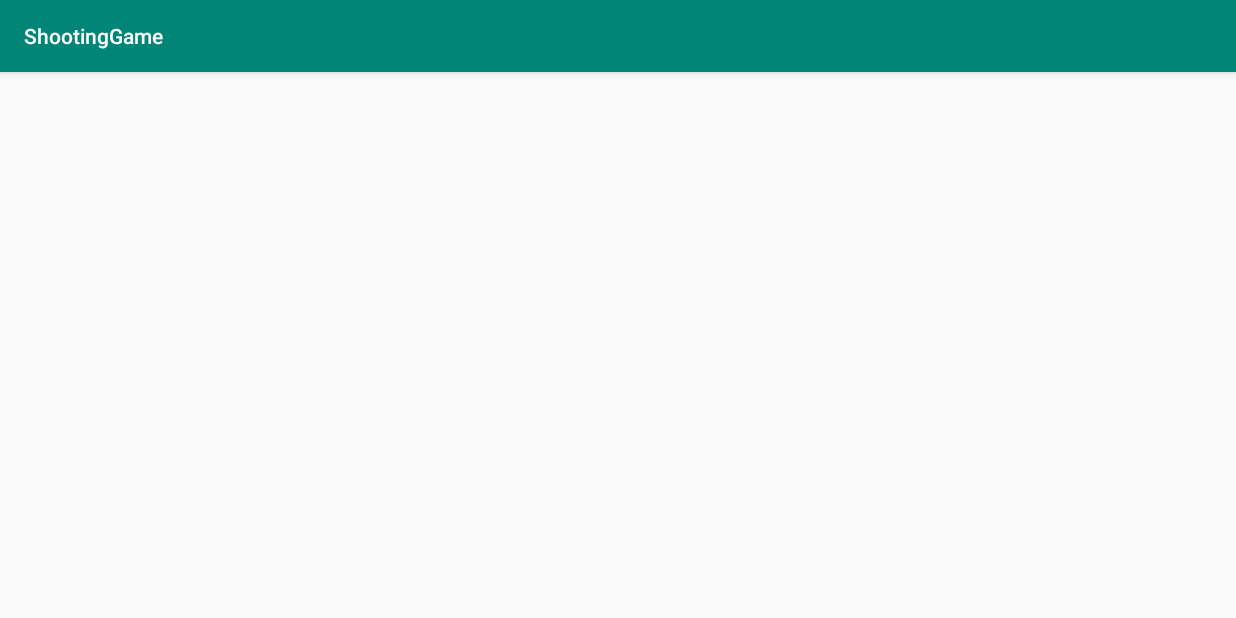
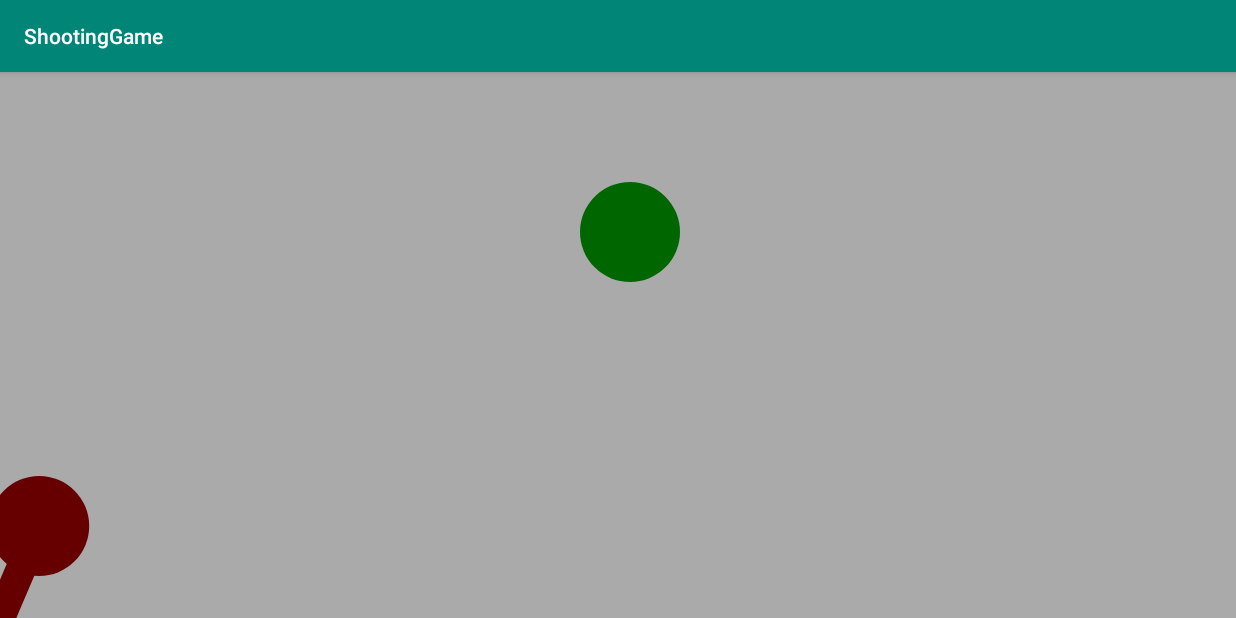
Before and after one commit to TangeniThePyGuru/ShootingGame, an Android app: the screen it shows after launch (MainActivity), on a phone screen of 824 x 412 dp (held sideways). Run offline under Robolectric (Android 15) with nearby library versions, the phone set to English and light mode, and no system bars.

Commit message:
final shooting game

```diff
--- a/app/src/main/java/com/example/shootinggame/Game.java
+++ b/app/src/main/java/com/example/shootinggame/Game.java
@@ -1,7 +1,9 @@
 package com.example.shootinggame;
 
-public class Game {
+import java.util.Random;
 
+public class Game
+{
     private double birdX;
     private double birdY;
     private double birdSpeed;
@@ -106,16 +108,21 @@ public class Game {
         return (birdX < 0 || birdY < 0) && bulletY > 1000;
     }
 
+    private int random_number(int lowerBound, int upperBound){
+        Random rand = new Random();
+        return rand.nextInt(upperBound) + lowerBound;
+    }
+
     private void initializeGame()
     {
-        double sceneWidth = 1800;
-        double sceneHeight = 1000;
-        double gunLength = 200;
+//        double sceneWidth = 480;
+        double sceneHeight = 680;
+        double gunLength = 100;
         double gunAngle = 45 + 30 * Math.random();
 
-        this.birdX = sceneWidth - 50;
-        this.birdY = sceneHeight - 50 - 400 * Math.random();
-        this.birdSpeed = 10 + 10 * Math.random();
+        this.birdX = sceneHeight - 50;
+        this.birdY = (double) random_number(150, 250);
+        this.birdSpeed = 10;
 
         this.gunX = gunLength*Math.cos(gunAngle*Math.PI/180);
         this.gunY = gunLength*Math.sin(gunAngle*Math.PI/180);
--- a/app/src/main/java/com/example/shootinggame/GameView.java
+++ b/app/src/main/java/com/example/shootinggame/GameView.java
@@ -12,18 +12,18 @@ public class GameView extends View {
     private double sceneWidth;
     private double sceneHeight;
 
-    public GameView(Context context, Game game, int sceneWidth, int sceneHeight)
+    public GameView(Context context, Game game)
     {
         super(context);
 
-        this.game = new Game();
-        // set the game width and height
-        this.sceneWidth = sceneWidth;
-        this.sceneHeight = sceneHeight;
+        this.game = game;
     }
 
     public void onDraw(Canvas canvas)
     {
+        this.sceneWidth = getWidth();
+        this.sceneHeight = getHeight();
+
         double birdX = game.getBirdX();
         double birdY = game.getBirdY();
         double bulletX = game.getBulletX();
@@ -51,5 +51,4 @@ public class GameView extends View {
         paint.setStrokeWidth(30);
         canvas.drawLine(0, (float)sceneHeight, (float)gunX, (float)(sceneHeight - gunY), paint);
     }
-
 }
--- a/app/src/main/java/com/example/shootinggame/MainActivity.java
+++ b/app/src/main/java/com/example/shootinggame/MainActivity.java
@@ -24,22 +24,7 @@ public class MainActivity extends AppCompatActivity {
         // initialise variables
         game = new Game();
 
-        // get status bar height
-        Resources res = getResources();
-
-        int statusBarHeight = 0;
-        int statusBarId = res.getIdentifier("status_bar_height", "dimen", "android");
-
-        if (statusBarId > 0)
-            statusBarHeight = res.getDimensionPixelSize(statusBarId);
-
-        Point size = new Point();
-        System.out.println(size.x+ "           " + (size.y - statusBarHeight));
-        System.out.println(size.x+ "           " + (size.y - statusBarHeight));
-        System.out.println(size.x+ "           " + (size.y - statusBarHeight));
-        System.out.println(size.x+ "           " + (size.y - statusBarHeight));
-        System.out.println(size.x+ "           " + (size.y - statusBarHeight));
-        gameView = new GameView(this, game,size.x, size.y - statusBarHeight );
+        gameView = new GameView(this, game);
         setContentView(gameView);
 
 
@@ -64,34 +49,14 @@ public class MainActivity extends AppCompatActivity {
     // gesture listener
     private class TouchHandler extends GestureDetector.SimpleOnGestureListener{
 
-        // when an a single tap gesture is triggered, fire the gun
-        public boolean onSingleTapConfirmed(MotionEvent event){
+        // when an a double tap gesture is triggered, fire the gun
+        @Override
+        public boolean onDoubleTap(MotionEvent e) {
 
             // fire gun
             game.fire();
 
-            return true;
+            return super.onDoubleTap(e);
         }
-
-    }
-
-    private int screenHeight()
-    {
-        Point size = new Point();
-        getWindowManager().getDefaultDisplay().getSize(size);
-
-        int DP = (int)(getResources().getDisplayMetrics().density);
-
-        return size.y - 130*DP;
-    }
-
-    private int screenWidth()
-    {
-        Point size = new Point();
-        getWindowManager().getDefaultDisplay().getSize(size);
-
-        int DP = (int)(getResources().getDisplayMetrics().density);
-
-        return size.y - 130*DP;
     }
 }
```
